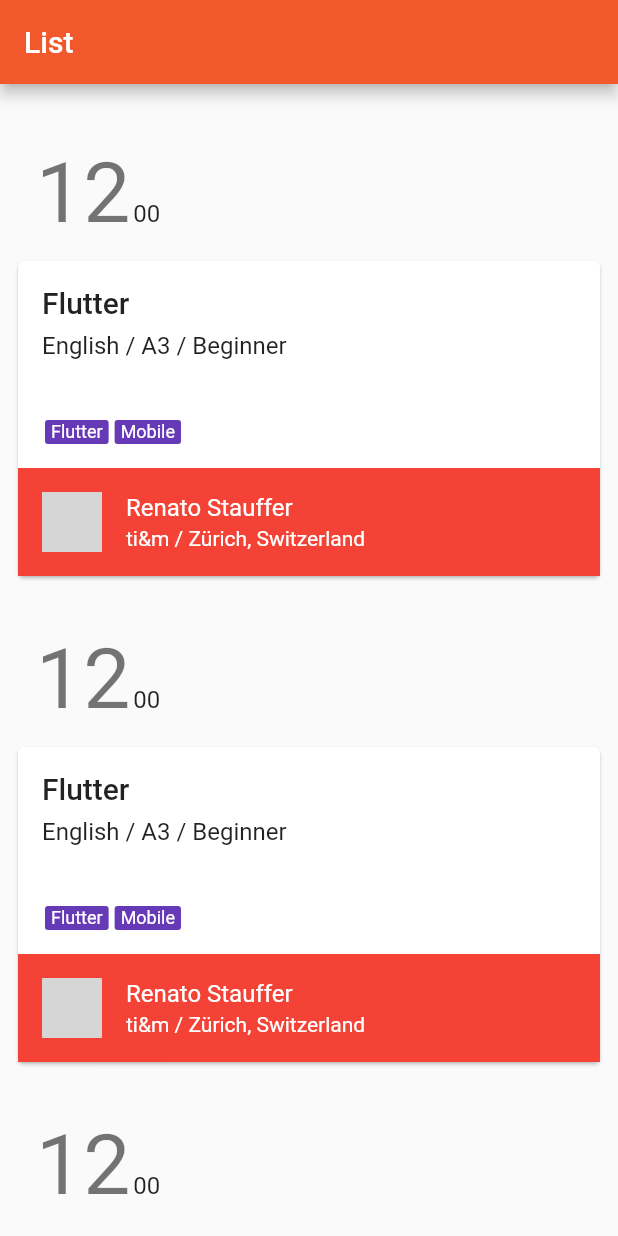
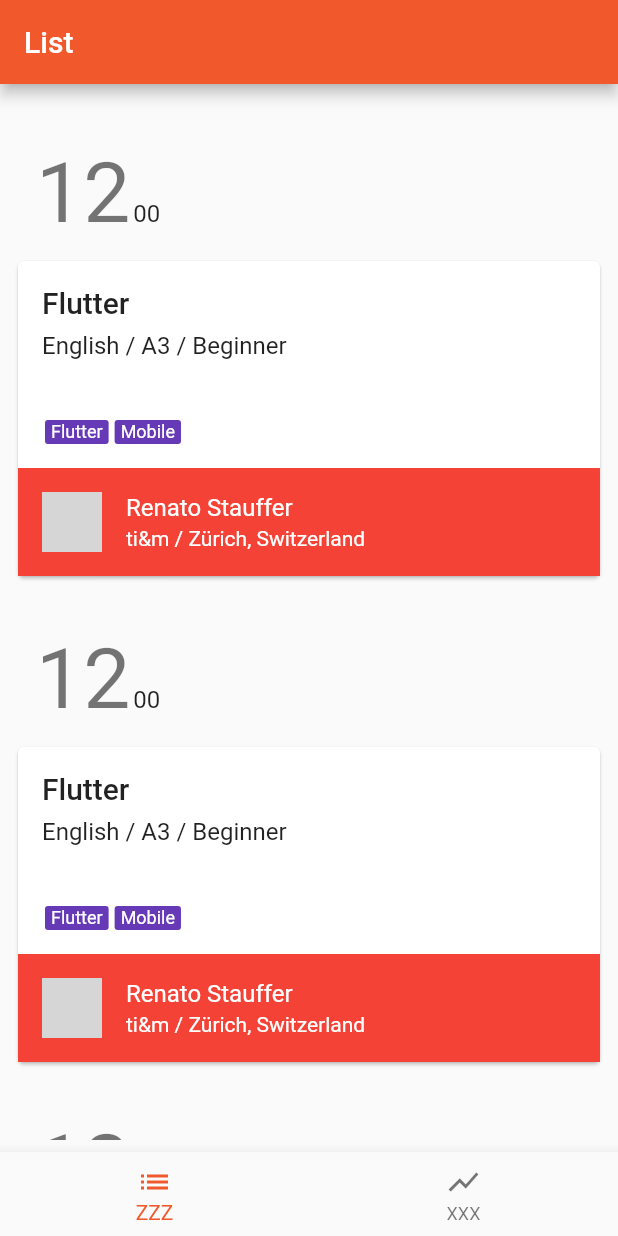
Before and after one commit to gdgzh/gonfi, a Flutter app: the screen it shows after launch, on a phone screen of 412 x 824 dp. Run offline on Flutter 3.47's test engine with Material 2 defaults, Android fonts, the phone set to English and light mode, and no system bars; our stand-ins replace cached_network_image, flutter_redux, redux; network calls fail; grey boxes are pictures that could not be loaded.

Commit message:
Move to layout with tabs and connect everything

```diff
--- a/lib/app/app_reducer.dart
+++ b/lib/app/app_reducer.dart
@@ -1,10 +1,12 @@
 import 'package:gonfi/app/app_state.dart';
+import 'package:gonfi/domain/active_app_reducer.dart';
 import 'package:gonfi/pages/session/reducer/session_reducer.dart';
 import 'package:gonfi/pages/speaker/reducer/speaker_reducer.dart';
 
 AppState appReducer(AppState state, action) {
   return new AppState(
     speakers: speakerReducer(state.speakers, action),
-    sessions: sessionReducer(state.sessions, action)
+    sessions: sessionReducer(state.sessions, action),
+    activePage: activePageReducer(state.activePage, action),
   );
 }
--- a/lib/app/app_state.dart
+++ b/lib/app/app_state.dart
@@ -5,8 +5,12 @@ import 'package:meta/meta.dart';
 class AppState {
   final List<Speaker> speakers;
   final List<Session> sessions;
+  final ActivePage activePage;
 
-  AppState({this.speakers = const [], this.sessions = const []});
+  AppState(
+      {this.speakers = const [],
+      this.sessions = const [],
+      this.activePage = ActivePage.sessions});
 
   AppState copyWith({
     List<Speaker> speakers,
--- /dev/null
+++ b/lib/app/containers/main_tabs_container.dart
@@ -0,0 +1,21 @@
+import 'package:flutter/material.dart';
+import 'package:flutter_redux/flutter_redux.dart';
+import 'package:gonfi/app/app_state.dart';
+import 'package:gonfi/domain/models.dart';
+import 'package:meta/meta.dart';
+import 'package:redux/redux.dart';
+
+class MainTabsContainer extends StatelessWidget {
+  final ViewModelBuilder<ActivePage> builder;
+
+  MainTabsContainer({Key key, @required this.builder}) : super(key: key);
+
+  @override
+  Widget build(BuildContext context) {
+    return new StoreConnector<AppState, ActivePage>(
+      distinct: true,
+      converter: (Store<AppState> store) => store.state.activePage,
+      builder: builder,
+    );
+  }
+}
--- /dev/null
+++ b/lib/app/containers/tab_selector.dart
@@ -0,0 +1,63 @@
+import 'package:flutter/material.dart';
+import 'package:flutter_redux/flutter_redux.dart';
+import 'package:gonfi/app/app_redux.dart';
+import 'package:gonfi/domain/active_page_actions.dart';
+import 'package:gonfi/domain/models.dart';
+import 'package:meta/meta.dart';
+import 'package:redux/redux.dart';
+
+class TabSelector extends StatelessWidget {
+  TabSelector();
+
+  @override
+  Widget build(BuildContext context) {
+    return new StoreConnector<AppState, _ViewModel>(
+      distinct: true,
+      converter: _ViewModel.fromStore,
+      builder: (context, vm) {
+        return new BottomNavigationBar(
+          currentIndex: ActivePage.values.indexOf(vm.activeTab),
+          onTap: vm.onTabSelected,
+          items: ActivePage.values.map((tab) {
+            return new BottomNavigationBarItem(
+                icon: new Icon(
+                  tab == ActivePage.sessions ? Icons.list : Icons.show_chart,
+                ),
+                title: new Text(
+                  tab == ActivePage.sessions ? "ZZZ" : "XXX",
+                ));
+          }).toList(),
+        );
+      },
+    );
+  }
+}
+
+class _ViewModel {
+  final ActivePage activeTab;
+  final Function(int) onTabSelected;
+
+  _ViewModel({
+    @required this.activeTab,
+    @required this.onTabSelected,
+  });
+
+  static _ViewModel fromStore(Store<AppState> store) {
+    return new _ViewModel(
+      activeTab: store.state.activePage,
+      onTabSelected: (index) {
+        store.dispatch(new UpdatePageAction((ActivePage.values[index])));
+      },
+    );
+  }
+
+  @override
+  bool operator ==(Object other) =>
+      identical(this, other) ||
+      other is _ViewModel &&
+          runtimeType == other.runtimeType &&
+          activeTab == other.activeTab;
+
+  @override
+  int get hashCode => activeTab.hashCode;
+}
--- /dev/null
+++ b/lib/app/screens/main_tabs_screen.dart
@@ -0,0 +1,31 @@
+import 'package:flutter/material.dart';
+import 'package:gonfi/app/containers/main_tabs_container.dart';
+import 'package:gonfi/app/containers/tab_selector.dart';
+import 'package:gonfi/domain/model/active_page.dart';
+import 'package:gonfi/pages/session/session_list_container.dart';
+import 'package:gonfi/pages/speaker/speaker_page.dart';
+
+class MainTabScreen extends StatelessWidget {
+  MainTabScreen();
+
+  @override
+  Widget build(BuildContext context) {
+    return new MainTabsContainer(
+      builder: (BuildContext context, ActivePage activePage) {
+        return new Scaffold(
+          body: _activePageContent(activePage),
+          bottomNavigationBar: new TabSelector(),
+        );
+      },
+    );
+  }
+}
+
+Widget _activePageContent(ActivePage activePage) {
+  switch (activePage) {
+    case ActivePage.sessions:
+      return SessionListContainer();
+    case ActivePage.speakers:
+      return SpeakersPage();
+  }
+}
--- /dev/null
+++ b/lib/domain/active_app_reducer.dart
@@ -0,0 +1,11 @@
+import 'package:gonfi/domain/active_page_actions.dart';
+import 'package:gonfi/domain/models.dart';
+import 'package:redux/redux.dart';
+
+final activePageReducer = combineReducers<ActivePage>([
+  new TypedReducer<ActivePage, UpdatePageAction>(_activePageReducer),
+]);
+
+ActivePage _activePageReducer(ActivePage activeTab, UpdatePageAction action) {
+  return action.activePage;
+}
--- /dev/null
+++ b/lib/domain/active_page_actions.dart
@@ -0,0 +1,7 @@
+import 'package:gonfi/domain/models.dart';
+
+class UpdatePageAction {
+  final ActivePage activePage;
+
+  UpdatePageAction(this.activePage);
+}
--- /dev/null
+++ b/lib/domain/model/active_page.dart
@@ -0,0 +1,4 @@
+enum ActivePage {
+  sessions,
+  speakers,
+}
--- a/lib/domain/models.dart
+++ b/lib/domain/models.dart
@@ -1,2 +1,3 @@
+export 'model/active_page.dart';
 export 'model/sessions.dart';
 export 'model/speaker.dart';
--- a/lib/main.dart
+++ b/lib/main.dart
@@ -2,6 +2,7 @@ import 'package:flutter/material.dart';
 import 'package:flutter_redux/flutter_redux.dart';
 import 'package:gonfi/app/app_redux.dart';
 import 'package:gonfi/app/routes.dart';
+import 'package:gonfi/app/screens/main_tabs_screen.dart';
 import 'package:gonfi/app/theme.dart';
 import 'package:gonfi/pages/session/session_list_container.dart';
 import 'package:redux/redux.dart';
@@ -20,9 +21,10 @@ class MyApp extends StatelessWidget {
       child: new MaterialApp(
         title: 'Flutter Demo',
         theme: GonfiThemeData,
-        home: new SessionListContainer(),
+        home: new MainTabScreen(),
         routes: {
           GonfiRoutes.speakers: (BuildContext context) {
+            // TODO: Add Speakers here...
             return new StoreBuilder<AppState>(
                 builder: (BuildContext context, Store<AppState> store) {
               return new SessionListContainer();
--- a/lib/pages/speaker/speaker_list.dart
+++ b/lib/pages/speaker/speaker_list.dart
@@ -5,7 +5,7 @@ import 'package:gonfi/pages/speaker/speaker_item.dart';
 class SpeakerList extends StatelessWidget {
   final List<Speaker> speakers;
 
-  SpeakerList(this.speakers);
+  SpeakerList({this.speakers});
 
   @override
   Widget build(BuildContext context) {
--- a/lib/pages/speaker/speaker_page.dart
+++ b/lib/pages/speaker/speaker_page.dart
@@ -17,7 +17,7 @@ class SpeakersPage extends StatelessWidget {
           appBar: new AppBar(
             title: new Text('Speakers'),
           ),
-          body: new SpeakerList(vm),
+          body: new SpeakerList(speakers: vm),
         );
       },
     );
```
